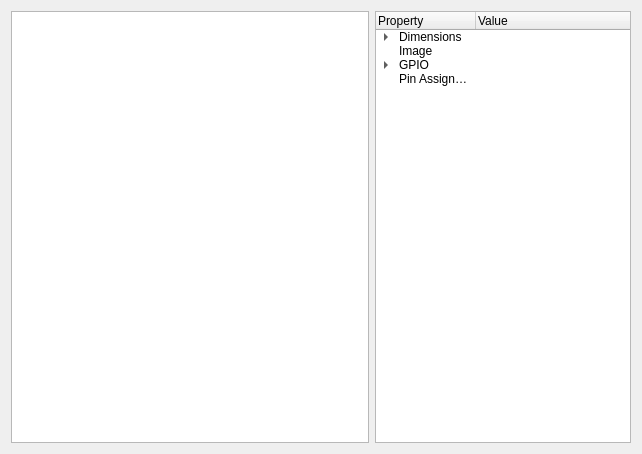
First picture: the form in iot-developer/mainwindow/hardwarelayoutwidget.ui, repository clixx-io/clixx.io, before the edit.
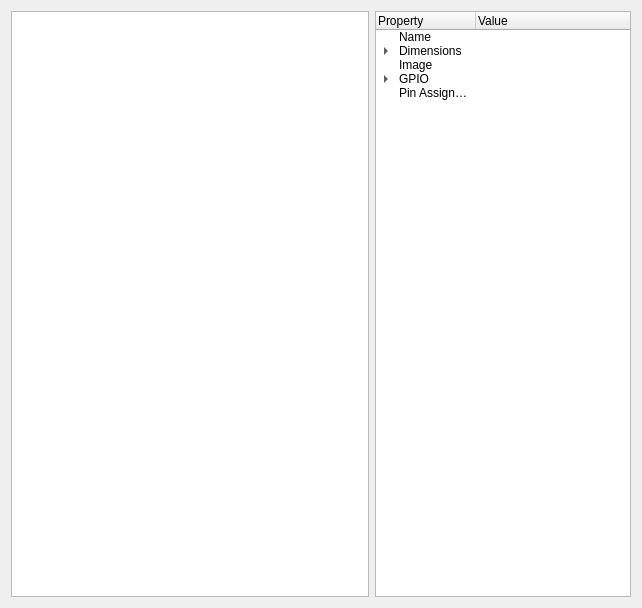
Second picture: the form after the edit.

Diff of the .ui file:
```diff
--- a/iot-developer/mainwindow/hardwarelayoutwidget.ui
+++ b/iot-developer/mainwindow/hardwarelayoutwidget.ui
@@ -7,7 +7,7 @@
     <x>0</x>
     <y>0</y>
     <width>642</width>
-    <height>454</height>
+    <height>608</height>
    </rect>
   </property>
   <property name="sizePolicy">
@@ -41,6 +41,11 @@
        <string>Value</string>
       </property>
      </column>
+     <item>
+      <property name="text">
+       <string>Name</string>
+      </property>
+     </item>
      <item>
       <property name="text">
        <string>Dimensions</string>
```
